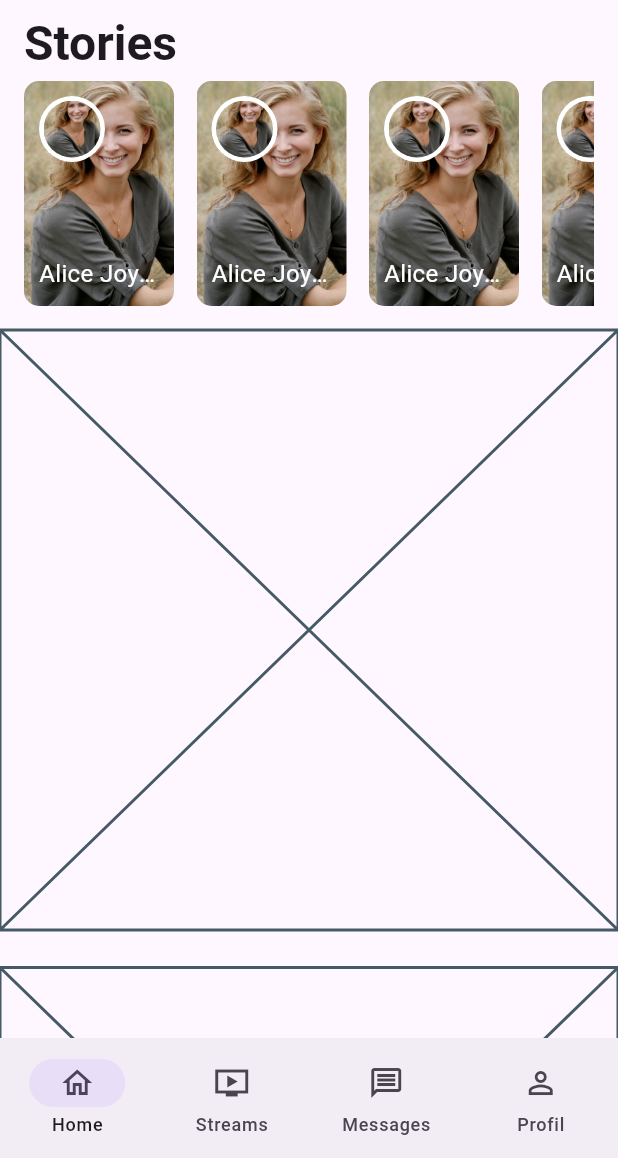
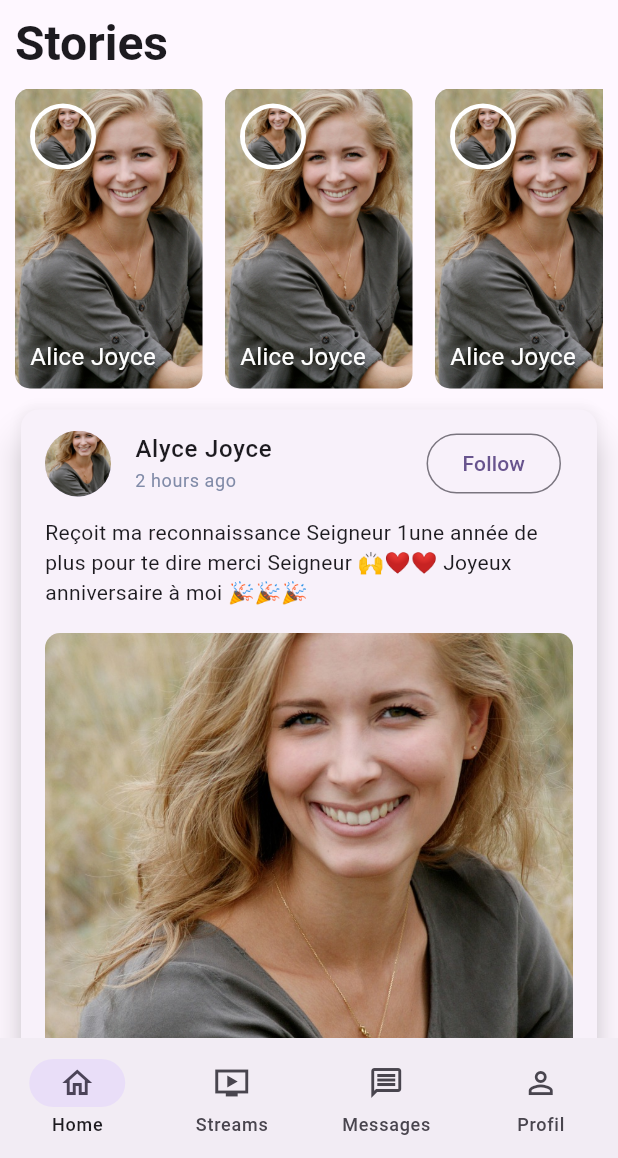
Before and after one commit to Jeremi-Koloma/my_social_media, a Flutter app: the screen it shows after launch, on a phone screen of 412 x 824 dp, the part 78-1236 px from its top. Run offline on Flutter 3.47's test engine with Material 2 defaults, Android fonts, the phone set to English and light mode, and no system bars; our stand-ins replace font_awesome_flutter, get.

Commit message:
Home page OKAY

```diff
--- a/lib/home/home_page.dart
+++ b/lib/home/home_page.dart
@@ -1,4 +1,5 @@
 import 'package:flutter/material.dart';
+import 'package:my_social_media/home/post_card.dart';
 import 'package:my_social_media/home/stories.dart';
 
 class HomePage extends StatelessWidget {
@@ -43,11 +44,13 @@ class HomePage extends StatelessWidget {
       ),
       body: SafeArea(
         child: SingleChildScrollView(
+          child: Padding(
+            padding: const EdgeInsets.only(left: 10.0, right: 10.0),
             child: Column(
               mainAxisAlignment: MainAxisAlignment.start,
               children: [
                 Padding(
-                padding: const EdgeInsets.only(left: 16.0, top: 5.0),
+                  padding: const EdgeInsets.only(top: 5.0, bottom: 10.0),
                   child: Align(
                     alignment: Alignment.topLeft,
                     child: Text(
@@ -57,10 +60,7 @@ class HomePage extends StatelessWidget {
                     ),
                   ),
                 ),
-              const Padding(
-                padding: EdgeInsets.only(
-                    left: 16.0, top: 5.0, right: 16.0, bottom: 16.0),
-                child: SingleChildScrollView(
+                const SingleChildScrollView(
                   scrollDirection: Axis.horizontal,
                   child: Row(
                     children: [
@@ -75,15 +75,15 @@ class HomePage extends StatelessWidget {
                     ],
                   ),
                 ),
-              ),
-              // Main card
-              const Placeholder(),
+                const SizedBox(height: 10.0),
+                const PostCard(),
+                const SizedBox(height: 10.0),
+                const PostCard(),
                 const SizedBox(
                   height: 25.0,
                 ),
-              // Main card
-              const Placeholder()
               ],
+            ),
           ),
         ),
       ),
--- /dev/null
+++ b/lib/home/post_card.dart
@@ -0,0 +1,84 @@
+import 'package:flutter/material.dart';
+import 'package:font_awesome_flutter/font_awesome_flutter.dart';
+
+class PostCard extends StatelessWidget {
+  const PostCard({super.key});
+
+  @override
+  Widget build(BuildContext context) {
+    // Le thème de couleur de notre application
+    final textTheme = Theme.of(context).textTheme;
+    return Card(
+      elevation: 10,
+      child: SizedBox(
+        width: double.infinity,
+        child: Column(
+          children: [
+            ListTile(
+              leading: const CircleAvatar(
+                radius: 22,
+                backgroundImage: AssetImage("assets/images/smile_bg.jpg"),
+              ),
+              title: Text(
+                "Alyce Joyce",
+                overflow: TextOverflow.ellipsis,
+                style:
+                    textTheme.bodyLarge!.copyWith(fontWeight: FontWeight.w500),
+              ),
+              subtitle: Text(
+                "2 hours ago",
+                style: textTheme.bodySmall!.copyWith(
+                  color: const Color(0xff818BA8),
+                ),
+              ),
+              trailing: OutlinedButton(
+                onPressed: () {},
+                child: const Text("Follow"),
+              ),
+            ),
+            Padding(
+              padding:
+                  const EdgeInsets.only(left: 16.0, right: 16.0, bottom: 17.0),
+              child: Text(
+                "Reçoit ma reconnaissance Seigneur 1une année de plus pour te dire merci Seigneur 🙌❤️❤️ Joyeux anniversaire à moi 🎉🎉🎉",
+                style: textTheme.bodyMedium,
+              ),
+            ),
+            Container(
+              margin:
+                  const EdgeInsets.only(left: 16.0, right: 16.0, bottom: 5.0),
+              height: 400,
+              decoration: const BoxDecoration(
+                borderRadius: BorderRadius.all(Radius.circular(10.0)),
+                image: DecorationImage(
+                  image: AssetImage("assets/images/smile_bg.jpg"),
+                  fit: BoxFit.cover,
+                ),
+              ),
+            ),
+            Row(
+              mainAxisAlignment: MainAxisAlignment.spaceBetween,
+              children: [
+                TextButton.icon(
+                  onPressed: () {},
+                  icon: const FaIcon(FontAwesomeIcons.heart),
+                  label: const Text("800K"),
+                ),
+                TextButton.icon(
+                  onPressed: () {},
+                  icon: const FaIcon(FontAwesomeIcons.message),
+                  label: const Text("300M"),
+                ),
+                TextButton.icon(
+                  onPressed: () {},
+                  icon: const FaIcon(FontAwesomeIcons.paperPlane),
+                  label: const Text("Share"),
+                ),
+              ],
+            ),
+          ],
+        ),
+      ),
+    );
+  }
+}
--- a/lib/home/stories.dart
+++ b/lib/home/stories.dart
@@ -9,8 +9,8 @@ class Stories extends StatelessWidget {
       children: [
         Container(
           padding: const EdgeInsets.all(10.0),
-          width: 100.0,
-          height: 150.0,
+          width: 125.0,
+          height: 200.0,
           decoration: const BoxDecoration(
             borderRadius: BorderRadius.all(Radius.circular(10.0)),
             image: DecorationImage(
--- a/pubspec.yaml
+++ b/pubspec.yaml
@@ -36,6 +36,8 @@ dependencies:
   # Use with the CupertinoIcons class for iOS style icons.
   cupertino_icons: ^1.0.2
   get: ^4.6.6
+  auto_animated: ^3.2.0
+  font_awesome_flutter: ^10.6.0
 
 dev_dependencies:
   flutter_test:
```
Also changed, not shown: pubspec.lock. Lines whose indentation alone changed are shown as unchanged.
